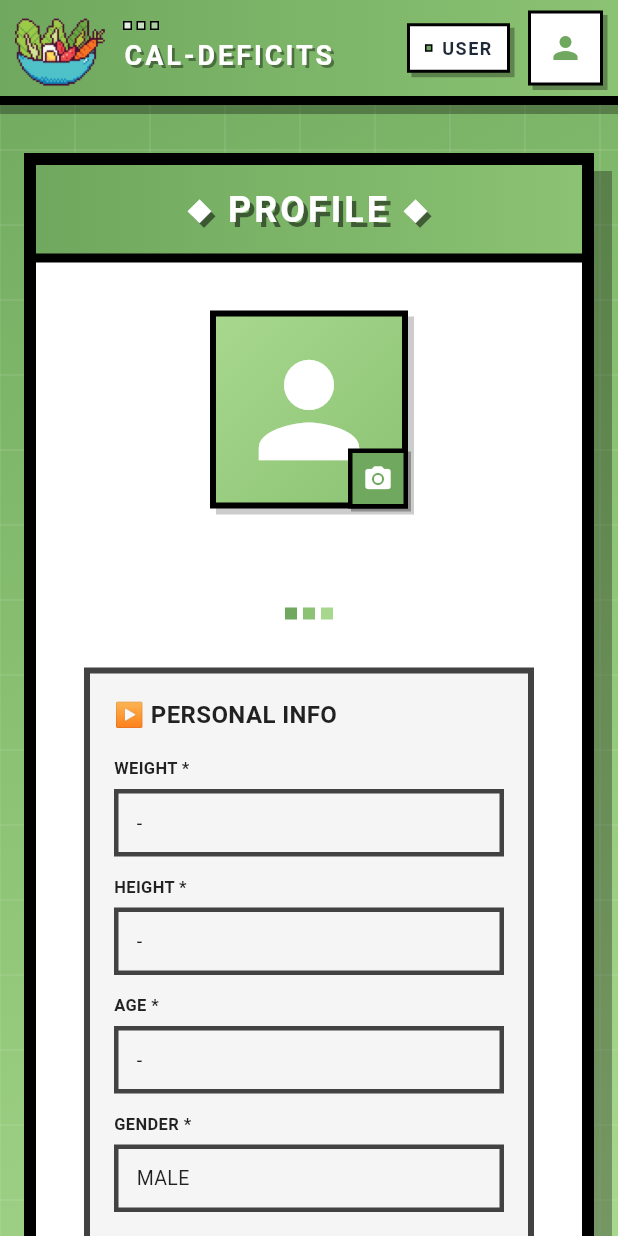
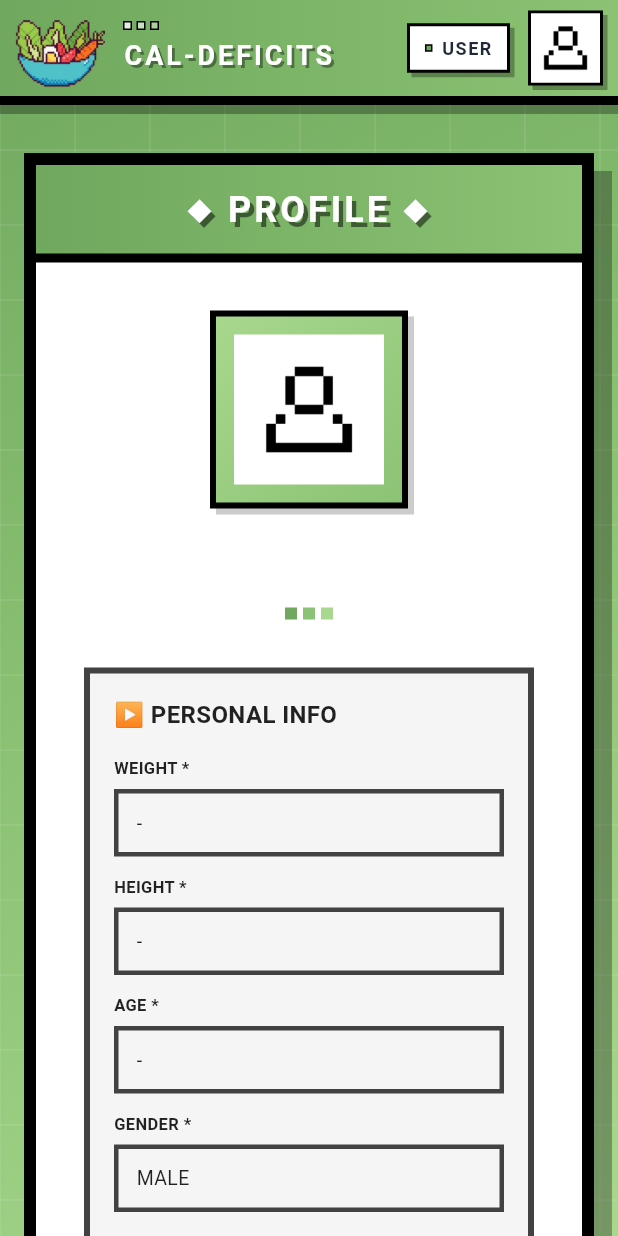
Before and after one commit to KMP13-sys/ProjectCalorie, a Flutter app: the ProfileScreen screen opened directly, on a phone screen of 412 x 824 dp. Run offline on Flutter 3.47's test engine with Material 3 defaults, Android fonts, the phone set to English and light mode, and no system bars; our stand-ins replace image_picker, shared_preferences; accounts and stored records are empty; Roboto replaces fonts that are missing (TA8bit).

Commit message:
finish profile web UI

```diff
--- a/frontend/mobile/lib/service/auth_service.dart
+++ b/frontend/mobile/lib/service/auth_service.dart
@@ -9,7 +9,7 @@ class ApiService {
   static const String baseUrl = 'http://localhost:4000/auth';
 
   // สำหรับ Android Emulator ใช้ 10.0.2.2 แทน localhost
-  // static const String baseUrl = 'http://10.0.2.2:4000/auth';
+  //static const String baseUrl = 'http://10.0.2.2:4000/auth';
 
   // สำหรับ iOS Simulator ใช้ localhost ได้เลย
   // static const String baseUrl = 'http://localhost:4000/auth';
--- a/frontend/mobile/lib/service/profile_service.dart
+++ b/frontend/mobile/lib/service/profile_service.dart
@@ -10,7 +10,7 @@ class ProfileService {
   static const String baseUrl = 'http://localhost:4000/api/profile';
 
   // สำหรับ Android Emulator ใช้ 10.0.2.2 แทน localhost
-  // static const String baseUrl = 'http://10.0.2.2:4000/api/profile';
+  //static const String baseUrl = 'http://10.0.2.2:4000/api/profile';
 
   // สำหรับ iOS Simulator ใช้ localhost ได้เลย
   // static const String baseUrl = 'http://localhost:4000/api/profile';
@@ -116,7 +116,8 @@ class ProfileService {
       }
 
       final url = Uri.parse('http://localhost:4000/api/update/$userId');
-      // หรือใช้ baseUrl ที่คุณตั้งไว้สำหรับ update profile
+      // สำหรับ Android Emulator ใช้ 10.0.2.2 แทน localhost
+      //final url = Uri.parse('http://10.0.2.2:4000/api/update/$userId');
 
       final Map<String, dynamic> body = {};
       if (weight != null) body['weight'] = weight;
--- a/frontend/mobile/lib/src/componants/navbaruser.dart
+++ b/frontend/mobile/lib/src/componants/navbaruser.dart
@@ -266,8 +266,8 @@ class _NavBarUserState extends State<NavBarUser> {
         child: Image.network(
           profileImageUrl!,
           fit: BoxFit.cover,
-          width: 44,
-          height: 44,
+          width: 50,
+          height: 50,
           loadingBuilder: (context, child, loadingProgress) {
             if (loadingProgress == null) return child;
             return const Center(
@@ -282,16 +282,37 @@ class _NavBarUserState extends State<NavBarUser> {
             );
           },
           errorBuilder: (context, error, stackTrace) {
-            return const Center(
-              child: Icon(Icons.person, color: Color(0xFF6fa85e), size: 24),
+            // ✅ เปลี่ยนจาก Icon เป็น Image.asset พร้อมพื้นหลังสีขาว
+            return Container(
+              width: 50,
+              height: 50,
+              color: Colors.white,
+              child: Center(
+                child: Image.asset(
+                  'assets/pic/person.png',
+                  width: 30,
+                  height: 30,
+                  fit: BoxFit.contain,
+                ),
+              ),
             );
           },
         ),
       );
     } else {
-      // ไม่มีรูป ใช้ icon
-      return const Center(
-        child: Icon(Icons.person, color: Color(0xFF6fa85e), size: 24),
+      // ✅ ไม่มีรูป - ใช้ person.png พร้อมพื้นหลังสีขาว
+      return Container(
+        width: 50,
+        height: 50,
+        color: Colors.white,
+        child: Center(
+          child: Image.asset(
+            'assets/pic/person.png',
+            width: 30,
+            height: 30,
+            fit: BoxFit.contain,
+          ),
+        ),
       );
     }
   }
--- a/frontend/mobile/lib/src/profile/profile.dart
+++ b/frontend/mobile/lib/src/profile/profile.dart
@@ -286,7 +286,8 @@ class _ProfileScreenState extends State<ProfileScreen> {
                                               ),
                                               child: _buildProfileAvatar(),
                                             ),
-                                            // ปุ่มแก้ไขรูป
+                                            // ✅ ปุ่มแก้ไขรูป - แสดงเฉพาะใน Edit Mode
+                                            if (_isEditing)
                                               Positioned(
                                                 bottom: 0,
                                                 right: 0,
@@ -305,17 +306,6 @@ class _ProfileScreenState extends State<ProfileScreen> {
                                                         color: Colors.black,
                                                         width: 3,
                                                       ),
-                                                    boxShadow: [
-                                                      BoxShadow(
-                                                        color: Colors.black
-                                                            .withOpacity(0.3),
-                                                        offset: const Offset(
-                                                          2,
-                                                          2,
-                                                        ),
-                                                        blurRadius: 0,
-                                                      ),
-                                                    ],
                                                     ),
                                                     child: _isLoading
                                                         ? const Center(
@@ -331,10 +321,17 @@ class _ProfileScreenState extends State<ProfileScreen> {
                                                                   ),
                                                             ),
                                                           )
-                                                      : const Icon(
-                                                          Icons.camera_alt,
-                                                          color: Colors.white,
-                                                          size: 20,
+                                                        : Padding(
+                                                            padding:
+                                                                const EdgeInsets.all(
+                                                                  8,
+                                                                ),
+                                                            // ✅ เปลี่ยนจาก Icon เป็น Image.asset
+                                                            child: Image.asset(
+                                                              'assets/pic/camera.png',
+                                                              width: 30,
+                                                              height: 30,
+                                                            ),
                                                           ),
                                                   ),
                                                 ),
@@ -504,14 +501,38 @@ class _ProfileScreenState extends State<ProfileScreen> {
             );
           },
           errorBuilder: (context, error, stackTrace) {
-            return const Icon(Icons.person, size: 100, color: Colors.white);
+            return Container(
+              width: 100,
+              height: 100,
+              color: Colors.white,
+              child: Center(
+                child: Image.asset(
+                  'assets/pic/person.png',
+                  width: 60,
+                  height: 60,
+                  fit: BoxFit.contain,
+                ),
+              ),
+            );
           },
         ),
       );
     }
 
-    // ไม่มีรูป - แสดง icon
-    return const Icon(Icons.person, size: 100, color: Colors.white);
+    // ✅ ไม่มีรูป - ใช้ person.png
+    return Container(
+      width: 100,
+      height: 100,
+      color: Colors.white,
+      child: Center(
+        child: Image.asset(
+          'assets/pic/person.png',
+          width: 60,
+          height: 60,
+          fit: BoxFit.contain,
+        ),
+      ),
+    );
   }
 
   List<Widget> _buildCornerPixels() {
--- a/frontend/mobile/pubspec.yaml
+++ b/frontend/mobile/pubspec.yaml
@@ -62,7 +62,9 @@ flutter:
 
   # To add assets to your application, add an assets section, like this:
   assets:
-    - assets/pic/
+    - assets/pic/logo.png
+    - assets/pic/person.png
+    - assets/pic/camera.png
   #   - images/a_dot_ham.jpeg
 
   # An image asset can refer to one or more resolution-specific "variants", see
```
Also changed, not shown: frontend/mobile/lib/src/foodsunmary/foodsunmary.dart (+10 -39 lines), frontend/mobile/assets/pic/camera.png (added), frontend/mobile/assets/pic/logo.png, frontend/mobile/assets/pic/person.png (added), frontend/mobile/assets/pic/photo.png (added), 9 other files. Lines whose indentation alone changed are shown as unchanged.
